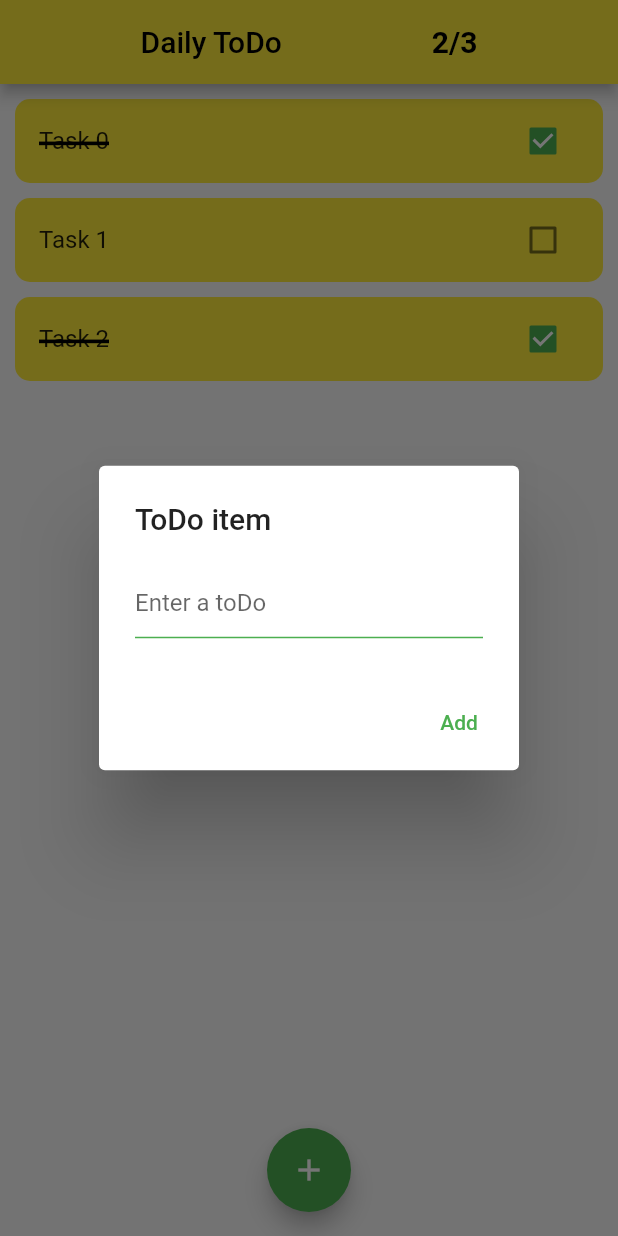
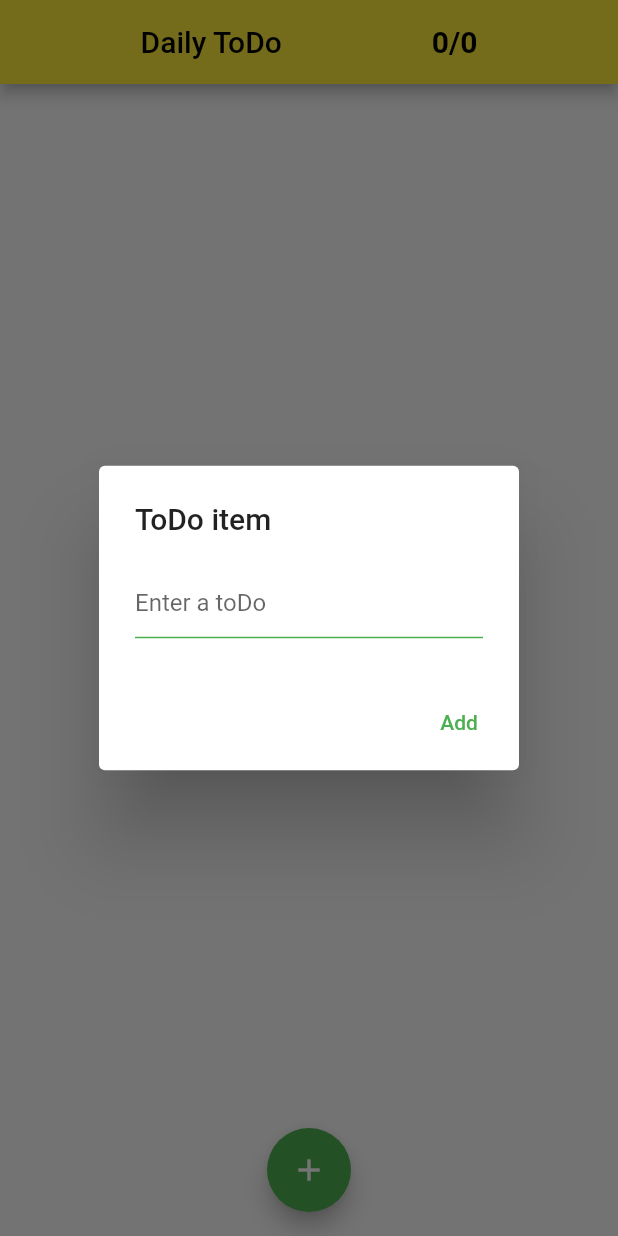
Before and after one commit to mossssama/DoIt, a Flutter app: the screen it shows after launch, after a tap on the "add" icon, on a phone screen of 412 x 824 dp. Run offline on Flutter 3.47's test engine with Material 2 defaults, Android fonts, the phone set to English and light mode, and no system bars; our stand-ins replace hive, hive_flutter; accounts and stored records are empty.

Commit message:
Adding Hive as db

```diff
--- /dev/null
+++ b/lib/boxes.dart
@@ -0,0 +1,3 @@
+import 'package:hive/hive.dart';
+
+late Box toDosBox;
--- a/lib/main.dart
+++ b/lib/main.dart
@@ -1,7 +1,18 @@
 import 'package:flutter/material.dart';
-import 'package:to_do/to_do_item.dart';
+import 'package:to_do/todo.dart';
+import 'package:hive_flutter/hive_flutter.dart';
+import 'boxes.dart';
 
-void main() => runApp(const ToDoApp());
+Future<void> main() async {
+  await Hive.initFlutter();
+  Hive.registerAdapter(TodoAdapter());
+  toDosBox = await Hive.openBox('toDosBox');
+
+  runApp(const ToDoApp());
+}
+
+ValueNotifier<List<Todo>> todoListNotifier = ValueNotifier<List<Todo>>([]);
+ValueNotifier<int> completedTasksCountNotifier = ValueNotifier<int>(0);
 
 class ToDoApp extends StatelessWidget {
   const ToDoApp({super.key});
@@ -14,6 +25,7 @@ class ToDoApp extends StatelessWidget {
   }
 }
 
+
 class ToDoHomePage extends StatefulWidget {
   const ToDoHomePage({super.key, required this.title});
   final String title;
@@ -23,14 +35,19 @@ class ToDoHomePage extends StatefulWidget {
 }
 
 class _ToDoHomePageState extends State<ToDoHomePage> {
+  TextEditingController _controller = TextEditingController(text: "");
 
-  List<ToDoItem> todoList = [
-    ToDoItem(toDoTitle: 'Task 0', isDone: true),
-    ToDoItem(toDoTitle: 'Task 1', isDone: false),
-    ToDoItem(toDoTitle: 'Task 2', isDone: true),
-  ];
+  @override
+  void initState() {
+    super.initState();
+    todoListNotifier.value = toDosBox.values.toList().cast<Todo>();
 
-    TextEditingController _controller = TextEditingController(text: "");
+    toDosBox.watch().listen((event) {
+      todoListNotifier.value = toDosBox.values.toList().cast<Todo>();
+      updateCompletedTasksCount();
+    });
+  }
+
 
   @override
   Widget build(BuildContext context) {
@@ -45,22 +62,31 @@ class _ToDoHomePageState extends State<ToDoHomePage> {
               style: const TextStyle(color: Colors.black),
             ),
             const SizedBox(width: 100),
-            Text(
-              getTasksStatusText(),
+        ValueListenableBuilder<int>(
+          valueListenable: completedTasksCountNotifier,
+          builder: (context, completedTasks, child) {
+            return Text(
+              '$completedTasks/${todoListNotifier.value.length}',
               style: const TextStyle(
                 color: Colors.black,
                 fontWeight: FontWeight.bold,
                 fontSize: 20,
               ),
-            ),
+            );
+          },
+        )
+
           ],
         ),
         centerTitle: false,
       )
 
       ,
-      body: ListView.builder(
-        itemCount: todoList.length, // specify the total number of items
+      body: ValueListenableBuilder<List<Todo>>(
+        valueListenable: todoListNotifier,
+        builder:  (context, todos, child) {
+          return ListView.builder(
+            itemCount: todoListNotifier.value.length, // specify the total number of items
             itemBuilder: (BuildContext context, int index) {
               return Padding(
                 padding: const EdgeInsets.fromLTRB(10.0, 10.0, 10.0, 0.0),
@@ -71,10 +97,10 @@ class _ToDoHomePageState extends State<ToDoHomePage> {
                   ),
                   child: ListTile(
                     onLongPress: (){ deleteToDo(index); },
-                onTap: (){openDialog(todoList[index].toDoTitle,ind:index,isDone: todoList[index].isDone);},
+                    onTap: (){openDialog(todoListNotifier.value[index].toDoTitle,ind:index,isDone: todoListNotifier.value[index].isDone);},
                     title: Text(
-                  todoList[index].toDoTitle,
-                  style: TextStyle(decoration: todoList[index].isDone? TextDecoration.lineThrough: TextDecoration.none,
+                      todoListNotifier.value[index].toDoTitle,
+                      style: TextStyle(decoration: todoListNotifier.value[index].isDone? TextDecoration.lineThrough: TextDecoration.none,
                       decorationThickness: 3.0, // Adjust the thickness as needed
                       decorationColor: Colors.black, // Line color
                       ),
@@ -82,15 +108,17 @@ class _ToDoHomePageState extends State<ToDoHomePage> {
                     trailing: Checkbox(
                       checkColor: Colors.white,
                       activeColor: Colors.green,
-                  value: todoList[index].isDone,
+                      value: todoListNotifier.value[index].isDone,
                       onChanged: (value) {
-                    onCheck(todoList, index, value);
+                        onCheck(index, value);
                       }
                     ),
                   ),
                 ),
               );
             },
+          );
+        }
       ),
 
       floatingActionButtonLocation: FloatingActionButtonLocation.centerFloat,
@@ -123,11 +151,9 @@ class _ToDoHomePageState extends State<ToDoHomePage> {
         actions: [
           TextButton(
            onPressed: () {
-            if(txt=="") {
-              addToDo(_controller.text);
-            } else {
-              editToDo(_controller.text, ind,isDone);
-            }
+            if(txt=="") { addToDo(_controller.text); }
+            else { editToDo(_controller.text, ind,isDone); }
+            Navigator.of(context).pop();
            },
             child: const Text("Add",style: TextStyle(color: Colors.green)))
         ],
@@ -135,40 +161,35 @@ class _ToDoHomePageState extends State<ToDoHomePage> {
     );
   }
 
-
-  void addToDo(String text) {
-    setState((){
-        todoList.add(ToDoItem(toDoTitle: text, isDone: false));
-    });
-    Navigator.of(context).pop();
-  }
-
-  void deleteToDo(int index) {
-    setState(() {
-      todoList.removeAt(index);
-    });
-  }
-
-  void editToDo(String text,int index,bool isDone){
-    setState(() {
-        todoList.removeAt(index);
-        todoList.add(ToDoItem(toDoTitle: text, isDone: isDone));
-    });
-    Navigator.of(context).pop();
+  void addToDo(String text) async {
+    await toDosBox.add(Todo(toDoTitle: text, isDone: false)); // Add the newTodo to the Hive Box
   }
 
 
-  String getTasksStatusText() {
-    int completedTasks = todoList.where((item) => item.isDone).length;
-    int totalTasks = todoList.length;
-    return '$completedTasks/$totalTasks';
+  void deleteToDo(int index) async {
+    await toDosBox.deleteAt(index); // Remove the Todo from the Hive Box
   }
 
 
-  void onCheck(List<ToDoItem> todoList, int index, bool? value) {
-    setState(() {
-      todoList[index].isDone = value!;
-    });
+  void editToDo(String text,int index,bool isDone)async{
+    await toDosBox.putAt(index, Todo(toDoTitle: text, isDone: isDone));
+  }
+
+
+  void updateCompletedTasksCount() {
+    int completedTasks = todoListNotifier.value.where((item) => item.isDone).length;
+    completedTasksCountNotifier.value = completedTasks;
+  }
+
+  // String getTasksStatusText() {
+  //   return '${completedTasksCountNotifier.value}/${todoListNotifier.value.length}';
+  // }
+
+
+  void onCheck(int index, bool? value) {
+    final todo = todoListNotifier.value[index];
+    todo.isDone = value!;
+    toDosBox.putAt(index, todo);
   }
 
 
--- a/lib/to_do_item.dart
+++ /dev/null
@@ -1,8 +0,0 @@
-
-
-class ToDoItem{
-  String toDoTitle;
-  bool isDone;
-
-  ToDoItem({required this.toDoTitle,required this.isDone});
-}
--- /dev/null
+++ b/lib/todo.dart
@@ -0,0 +1,15 @@
+import 'package:hive/hive.dart';
+
+part 'todo.g.dart';
+
+@HiveType(typeId: 1)
+class Todo{
+
+  Todo({required this.toDoTitle,required this.isDone});
+
+  @HiveField(0)
+  String toDoTitle;
+
+  @HiveField(1)
+  bool isDone;
+}
--- a/pubspec.yaml
+++ b/pubspec.yaml
@@ -30,6 +30,8 @@ environment:
 dependencies:
   flutter:
     sdk: flutter
+  hive:
+  hive_flutter:
 
 
   # The following adds the Cupertino Icons font to your application.
@@ -39,6 +41,8 @@ dependencies:
 dev_dependencies:
   flutter_test:
     sdk: flutter
+  hive_generator:
+  build_runner:
 
   # The "flutter_lints" package below contains a set of recommended lints to
   # encourage good coding practices. The lint set provided by the package is
```
Also changed, not shown: lib/todo.g.dart (added), pubspec.lock, 1 other file. Lines whose indentation alone changed are shown as unchanged.
